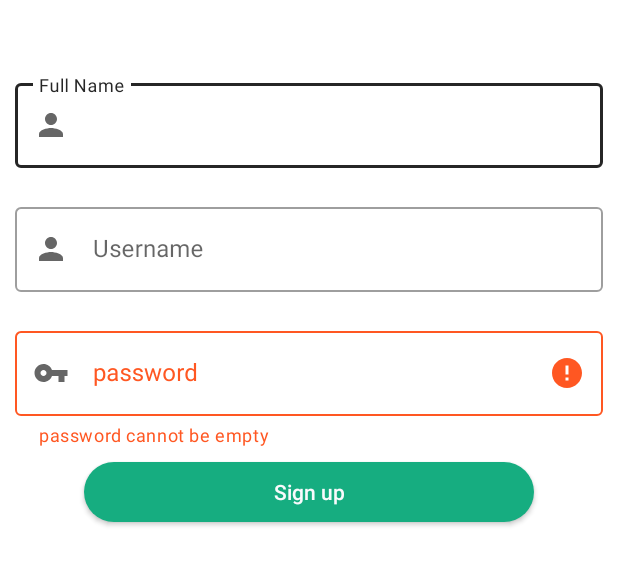
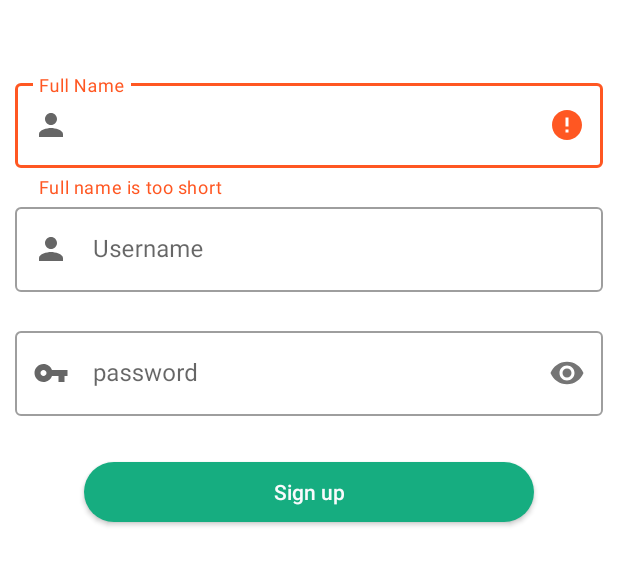
Before and after one commit to saikz72/SupportQ, an Android app: the SignUpActivity screen opened directly, with no data from a screen before it, after a tap on "Sign up", on a phone screen of 412 x 824 dp, the part 375-961 px from its top. Run offline under Robolectric (Android 15) with nearby library versions, the phone set to English and light mode, and no system bars; libraries missing offline, so code that uses them is left out: com.parse.

Commit message:
included a 3rd text input for full name of user in sign up screen

```diff
--- a/app/src/main/java/com/example/supportq/Activities/SignUpActivity.java
+++ b/app/src/main/java/com/example/supportq/Activities/SignUpActivity.java
@@ -9,6 +9,7 @@ import android.widget.Toast;
 import androidx.appcompat.app.AppCompatActivity;
 
 import com.example.supportq.Models.ProgressIndicator;
+import com.example.supportq.Models.User;
 import com.example.supportq.R;
 import com.example.supportq.Validator;
 import com.google.android.material.textfield.TextInputLayout;
@@ -19,6 +20,7 @@ import com.parse.SignUpCallback;
 public class SignUpActivity extends AppCompatActivity {
     TextInputLayout etPassword;
     TextInputLayout etUsername;
+    TextInputLayout etFullname;
     Button btnSignUp;
 
     @Override
@@ -33,6 +35,7 @@ public class SignUpActivity extends AppCompatActivity {
         etPassword = findViewById(R.id.etPassword);
         etUsername = findViewById(R.id.etUsername);
         btnSignUp = findViewById(R.id.btnSignUp);
+        etFullname = findViewById(R.id.etFullname);
     }
 
     //listerner for sign up button
@@ -42,10 +45,16 @@ public class SignUpActivity extends AppCompatActivity {
             public void onClick(View view) {
                 String username = etUsername.getEditText().getText().toString();
                 String password = etPassword.getEditText().getText().toString();
+                String fullName = etFullname.getEditText().getText().toString();
+                if(fullName.isEmpty() || fullName.length() < 4){
+                    etFullname.setError("Full name is too short");
+                    return;
+                }
                 if (Validator.validateUser(etPassword, etUsername, password,username)) {
                     ParseUser user = new ParseUser();
                     user.setPassword(password);
                     user.setUsername(username);
+                    User.setFullName(fullName, user);
                     ProgressIndicator.showMessage(SignUpActivity.this);
                     signUp(username, password, user);
                 }
```
Also changed, not shown: app/src/main/java/com/example/supportq/Fragments/ProfileFragment.java (+9 -4 lines).
